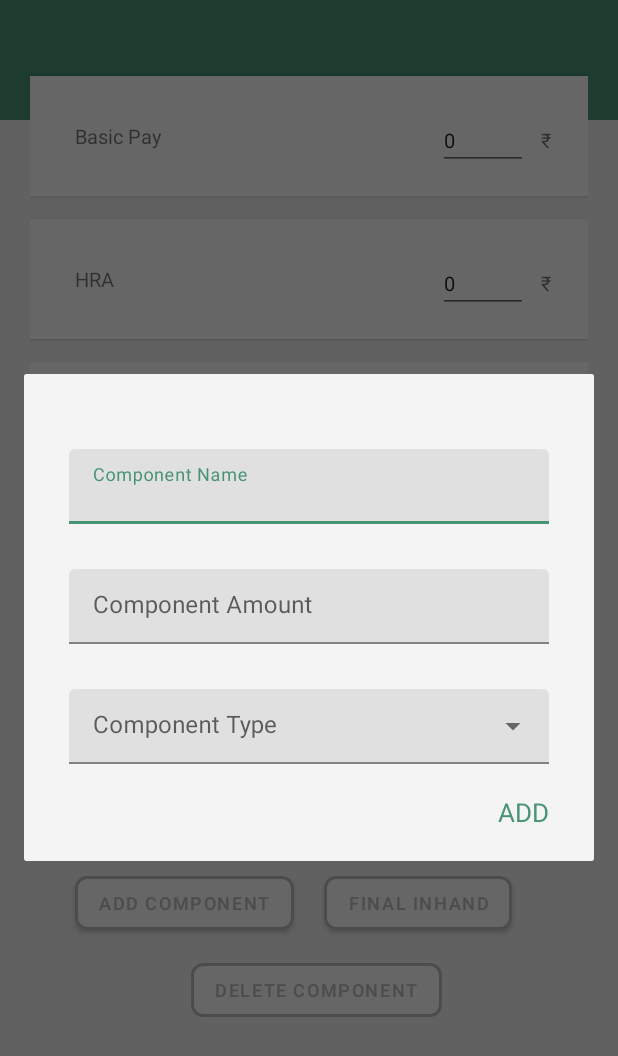
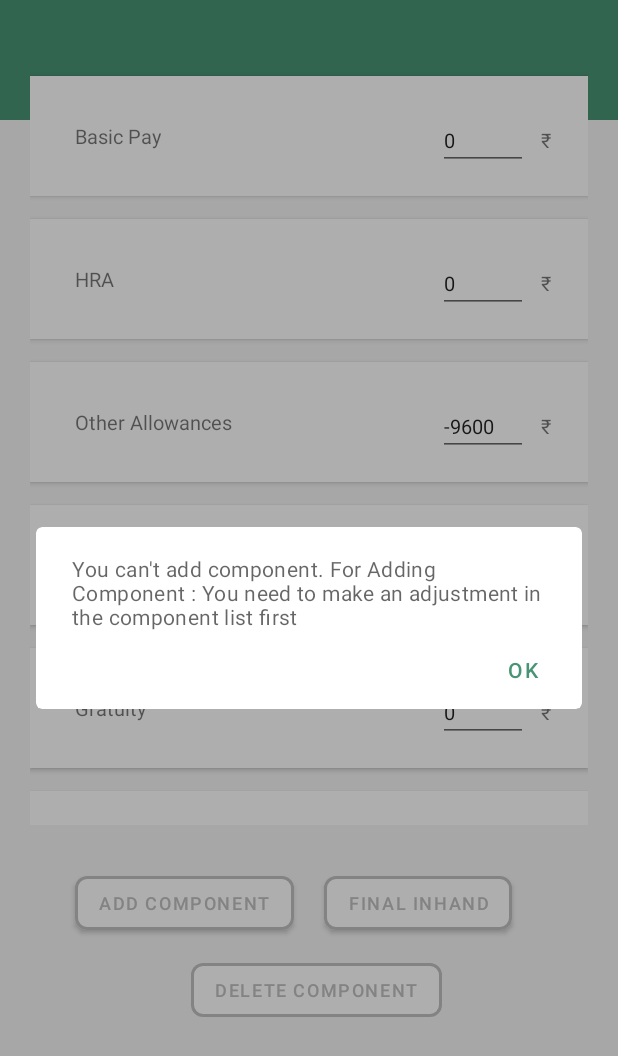
Before and after one commit to VishalNechwani/Hiker, an Android app: the SalaryComponentPreviewFragment screen opened through its navigation route, after a tap on "ADD COMPONENT", on a phone screen of 412 x 824 dp. Shown: the top 1056 px of the screen. Run offline under Robolectric (Android 15) with nearby library versions, the phone set to English and light mode, and no system bars; our stand-ins replace data binding; 3 other taps on this screen came first.

Commit message:
add component & Hike Percentage Calulation

```diff
--- a/app/src/main/AndroidManifest.xml
+++ b/app/src/main/AndroidManifest.xml
@@ -13,7 +13,7 @@
         <activity
             android:name=".SplashActivity"
             android:exported="true"
-            android:label="@string/title_activity_splash"
+            android:label="@string/app_name"
             android:theme="@style/SplashTheme"
             >
         <intent-filter>
--- a/app/src/main/java/com/example/hiker/adapter/SalaryComponentAdapter.kt
+++ b/app/src/main/java/com/example/hiker/adapter/SalaryComponentAdapter.kt
@@ -66,7 +66,6 @@ class SalaryComponentAdapter(val componentArrayList: ArrayList<Component>,val cT
 //        }
     }
 
-
     private fun clickItemShadowing(holder: SalaryComponentAdapter.ViewHolder) {
         holder.card.setBackgroundColor(Color.GRAY)
     }
--- a/app/src/main/java/com/example/hiker/view/SalaryComponentPreviewFragment.kt
+++ b/app/src/main/java/com/example/hiker/view/SalaryComponentPreviewFragment.kt
@@ -169,7 +169,16 @@ class SalaryComponentPreviewFragment : Fragment(),SalaryComponentCallBack {
         rv.layoutManager = LinearLayoutManager(context, LinearLayoutManager.VERTICAL, false)
         rv.adapter = compAdapter
         addComponentButton.setOnClickListener {
-            showingAlert()
+            val comp = compAdapter.getFinalComponentList()
+            var value = 0
+            for(component in comp){
+                value += component.valuer.toInt()
+            }
+            if(value != ctc){
+                showingAlert()
+            }else{
+                showingnNonComponentAlert()
+            }
         }
         finalInHand.setOnClickListener {
             calculateFinal(compAdapter.getFinalComponentList())
@@ -240,11 +249,13 @@ class SalaryComponentPreviewFragment : Fragment(),SalaryComponentCallBack {
         val viewTaxOld = finalInhandLayout.findViewById<MaterialTextView>(R.id.taxold)
         val viewSalaryNew = finalInhandLayout.findViewById<MaterialTextView>(R.id.inhandnew)
         val viewSalaryOld = finalInhandLayout.findViewById<MaterialTextView>(R.id.inhandold)
+        val hikePercentageArea = finalInhandLayout.findViewById<MaterialTextView>(R.id.hike_percentage_area)
         builder.setView(finalInhandLayout)
         viewTaxNew.text = currencyFormat(taxesNew.toString())
         viewTaxOld.text = currencyFormat(taxesOld.toString())
         viewSalaryNew.text = currencyFormat(salaryNew.toString())
         viewSalaryOld.text = currencyFormat(salaryOld.toString())
+        hikePercentageArea.text = hikeViewModel.hikePercentage(currentCtc,ctc)
         with(builder){
             setPositiveButton("Save", DialogInterface.OnClickListener {
                     dialog, id -> saveButton()
@@ -337,6 +348,15 @@ class SalaryComponentPreviewFragment : Fragment(),SalaryComponentCallBack {
             alertDialog.dismiss()
         }
       }
+
+    private fun showingnNonComponentAlert() {
+        MaterialAlertDialogBuilder(context!!)
+            .setMessage(resources.getString(R.string.cantaddcomponent))
+            .setPositiveButton(resources.getString(R.string.error_dailog_ok)) { dialog, which ->
+                dialog.dismiss()
+            }
+            .show()
+    }
 
     private fun isDuplicateComponentName(comName:String):Boolean{
         var isDuplicate = false
--- a/app/src/main/java/com/example/hiker/viewmodel/MainViewModel.kt
+++ b/app/src/main/java/com/example/hiker/viewmodel/MainViewModel.kt
@@ -85,5 +85,11 @@ class MainViewModel(val hikeRepository: HikeRepository) : ViewModel(){
     return formattedAmount
     }
 
+    fun hikePercentage(currentCtc:Int,hikeAmount:Int):String{
+        val diff = hikeAmount - currentCtc
+        val hikePercentage = (diff / currentCtc) * 100
+        return hikePercentage.toString()
+    }
+
 
 }
--- a/app/src/main/res/values/strings.xml
+++ b/app/src/main/res/values/strings.xml
@@ -34,6 +34,7 @@
     <string name="new_regime">New Regime</string>
     <string name="old_regime">Old Regime</string>
     <string name="taxes">Taxes</string>
+    <string name="hikepercentage">Hike Percentage</string>
     <string name="in_hand_only">In Hand</string>
     <string name="calculate_in_hand_only_alert">CALCULATE INHAND</string>
     <string name="cancel_alert">CANCEL</string>
@@ -45,6 +46,7 @@
     <string name="image_background">imagebackground</string>
     <string name="salary_info">This salary is excluded investment, Investing money will increase your inhand...</string>
     <string name="component_amount_error">Component Amount is not equal to CTC, Please make changes in component Amount</string>
+    <string name="cantaddcomponent">You can\'t add component. "For Adding Component : You need to make an adjustment in the component list first"</string>
     <string name="error_dailog_ok">ok</string>
     <string name="delete_component">delete Component</string>
     <string name="remaining_component_text">Remaining Component Sum is</string>
```
Also changed, not shown: app/src/main/res/layout/final_in_hand_alert.xml (+32 -0 lines).
